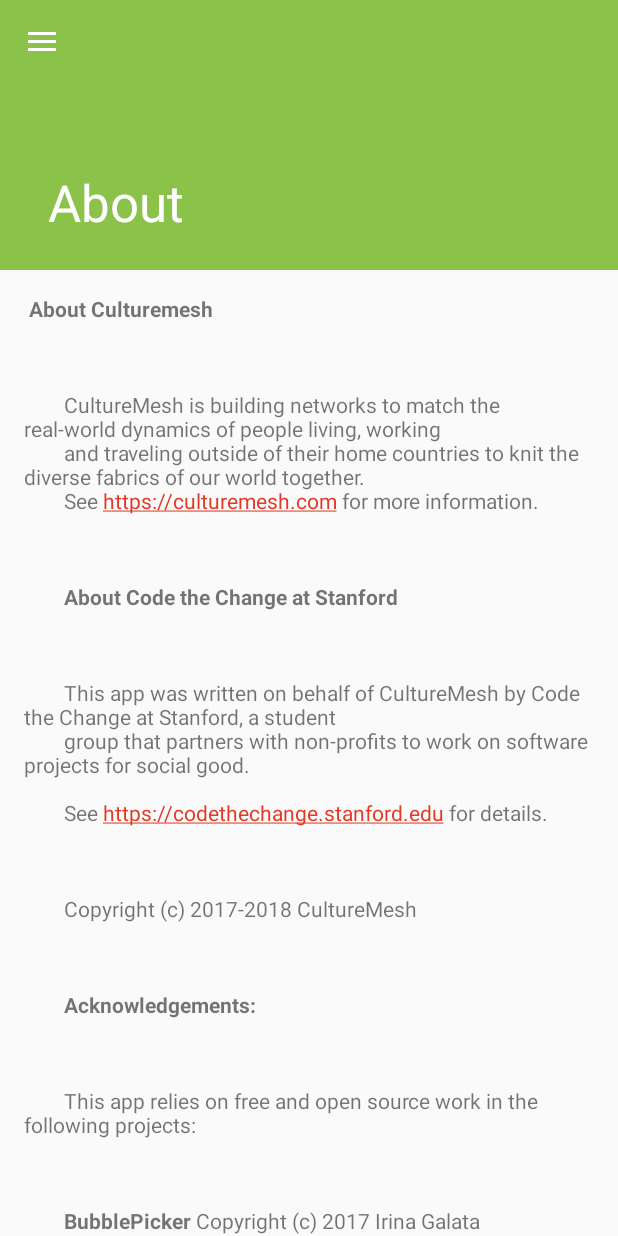
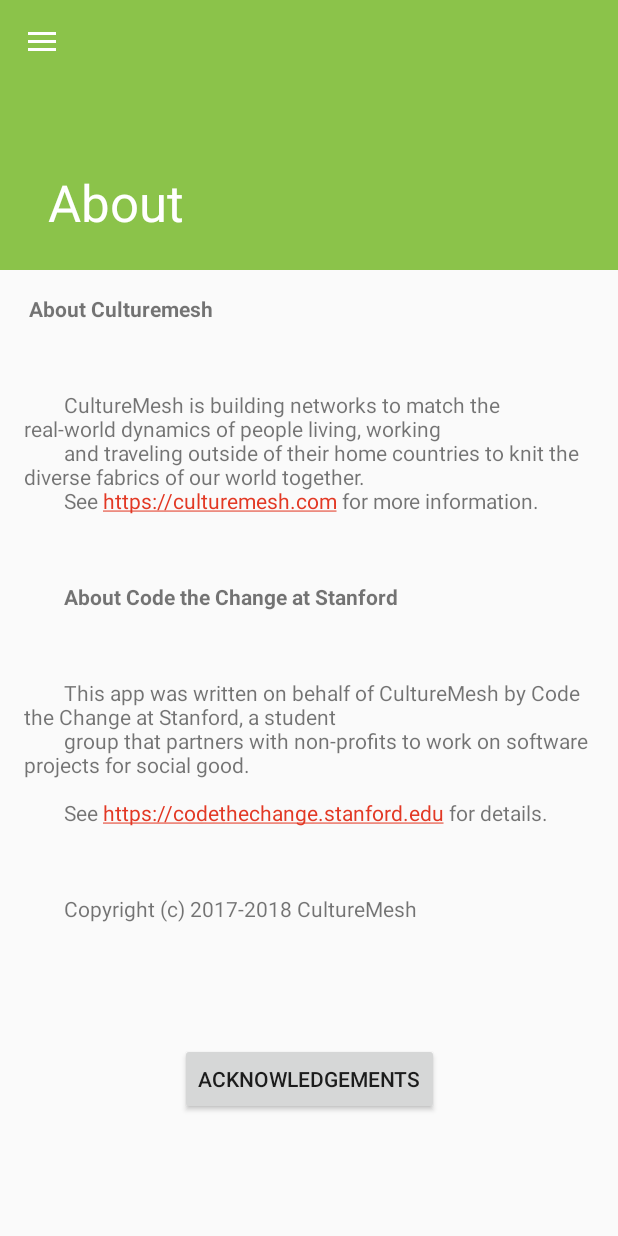
Before and after one commit to culturemesh/CultureMeshAndroid, an Android app: the AboutActivity screen opened directly, with no data from a screen before it, on a phone screen of 412 x 824 dp. Run offline under Robolectric (Android 15) with nearby library versions, the phone set to English and light mode, and no system bars; our stand-ins replace Picasso, Volley; pictures from the network do not load.

Commit message:
Move open source acknowledgements to separate activity

```diff
--- a/app/src/main/res/layout/content_about.xml
+++ b/app/src/main/res/layout/content_about.xml
@@ -8,11 +8,33 @@
     tools:context="org.codethechange.culturemesh.AboutActivity"
     tools:showIn="@layout/activity_about">
 
-    <TextView
+    <android.support.constraint.ConstraintLayout
         android:layout_width="match_parent"
-        android:layout_height="wrap_content"
-        android:layout_margin="@dimen/text_margin"
-        android:text="@string/about_body"
-        android:autoLink="web" />
+        android:layout_height="wrap_content">
+
+        <TextView
+            android:id="@+id/textView"
+            android:layout_width="match_parent"
+            android:layout_height="wrap_content"
+            android:layout_margin="@dimen/text_margin"
+            android:autoLink="web"
+            android:text="@string/about_body"
+            app:layout_constraintEnd_toEndOf="parent"
+            app:layout_constraintStart_toStartOf="parent"
+            app:layout_constraintTop_toTopOf="parent"
+            tools:layout_editor_absoluteX="16dp" />
+
+        <Button
+            android:id="@+id/legal_button"
+            android:layout_width="wrap_content"
+            android:layout_height="wrap_content"
+            android:layout_marginTop="@dimen/ui_element_horizontal_spacing"
+            android:onClick="openLegal"
+            android:text="@string/acknowledgements"
+            app:layout_constraintEnd_toEndOf="parent"
+            app:layout_constraintStart_toStartOf="parent"
+            app:layout_constraintTop_toBottomOf="@+id/textView" />
+
+    </android.support.constraint.ConstraintLayout>
 
 </android.support.v4.widget.NestedScrollView>
--- a/app/src/main/res/values/strings.xml
+++ b/app/src/main/res/values/strings.xml
@@ -90,7 +90,7 @@
     <string name="noConnection">There was a problem connecting to Culturemesh. There may be a problem with your internet connection.</string>
     <string name="timeout">The network request timed out. There may be a problem with your internet connection.</string>
     <string name="genericSuccess">Operation Succeeded!</string>
-    <string name ="noNetworkExist">It looks like that network does not exist. You can create one at culturemesh.com.</string>
+    <string name="noNetworkExist">It looks like that network does not exist. You can create one at culturemesh.com.</string>
     <string name="logout">Log Out</string>
     <!-- Strings for onboarding -->
     <string name="title_activity_pick_onboarding_status">Status Picker (For Testing)</string>
@@ -142,7 +142,9 @@
 
         "Copyright (c) 2017-2018 CultureMesh\n\n"
 
-        "<b>Acknowledgements:\n\n</b>"
+    </string>
+    <string name="acknowledgements">Acknowledgements</string>
+    <string name="acknowledgements_body" tools:ignore="TypographyOther">
 
         "This app relies on free and open source work in the following projects:\n\n"
 
@@ -197,5 +199,6 @@
     <string name="upload_sucess">Your profile picture has been updated!</string>
     <string name="change_picture">Change Profile Picture?</string>
     <string name="change_picture_prompt">Would you like to upload a new profile picture?</string>
+    <string name="title_activity_acknowledgements">Acknowledgements</string>
     <!-- See the ellipses constant in Listable -->
 </resources>
--- a/app/src/main/res/values/styles.xml
+++ b/app/src/main/res/values/styles.xml
@@ -17,7 +17,6 @@
     <style name="AppTheme.AppBarOverlay" parent="ThemeOverlay.AppCompat.Dark.ActionBar" />
 
 
-
     <style name="AppTheme.PopupOverlay" parent="ThemeOverlay.AppCompat.Light" />
 
     <style name="AppTheme.AppBarOverlayOpenGL" parent="AppTheme.PopupOverlay">
```
Also changed, not shown: app/src/main/AndroidManifest.xml (+12 -3 lines), app/src/main/java/org/codethechange/culturemesh/AboutActivity.java (+7 -0 lines), app/src/main/java/org/codethechange/culturemesh/Acknowledgements.java (added, +17 -0 lines), app/src/main/res/layout/activity_acknowledgements.xml (added, +38 -0 lines), app/src/main/res/layout/content_acknowledgements.xml (added, +19 -0 lines), app/src/main/res/menu/menu_acknowledgements.xml (added, +10 -0 lines).
